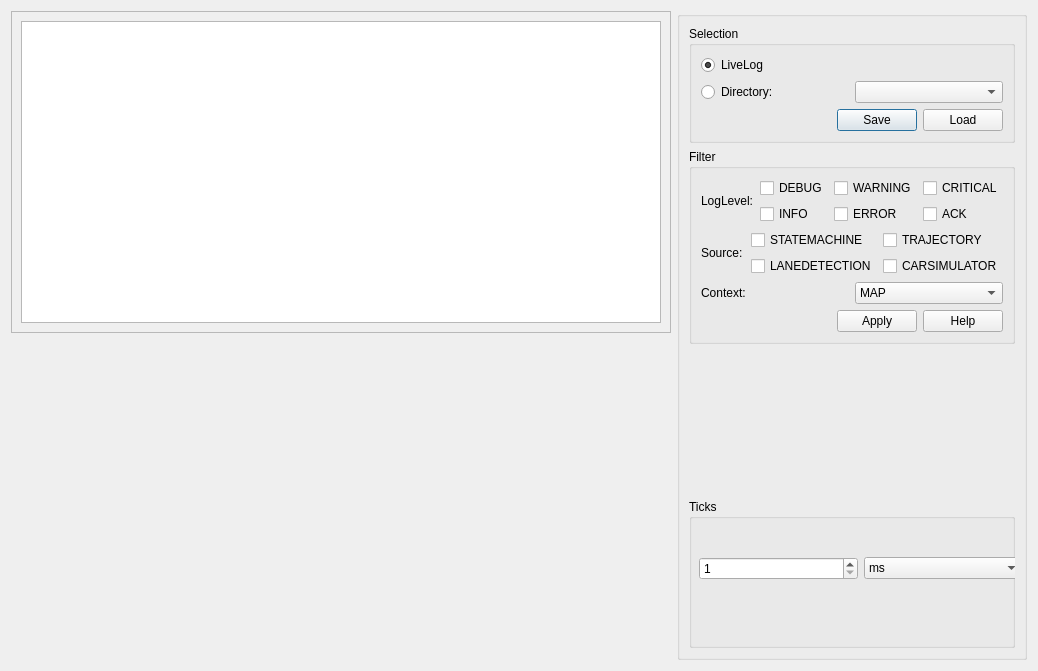
melegiul/adtf-remote, file src/dialog_log_analyzer.ui: the form before one commit.
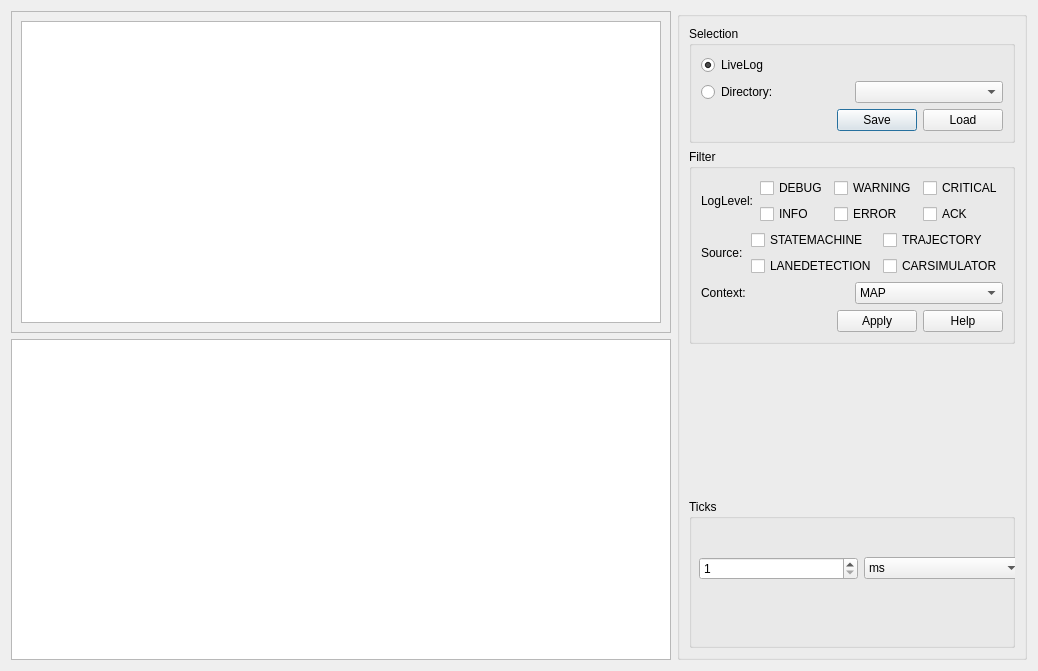
The form after the commit.

Commit message: [R-07][In-Progress] change to GraphicsView

The edit to the form file:
```diff
--- a/src/dialog_log_analyzer.ui
+++ b/src/dialog_log_analyzer.ui
@@ -39,15 +39,7 @@
       </widget>
      </item>
      <item>
-      <widget class="QFrame" name="horizontalFrame">
-       <property name="sizePolicy">
-        <sizepolicy hsizetype="Preferred" vsizetype="MinimumExpanding">
-         <horstretch>0</horstretch>
-         <verstretch>0</verstretch>
-        </sizepolicy>
-       </property>
-       <layout class="QHBoxLayout" name="horizontalLayout_9"/>
-      </widget>
+      <widget class="QGraphicsView" name="graphicsView"/>
      </item>
     </layout>
    </item>
```
The commit also changes 2 other files.
